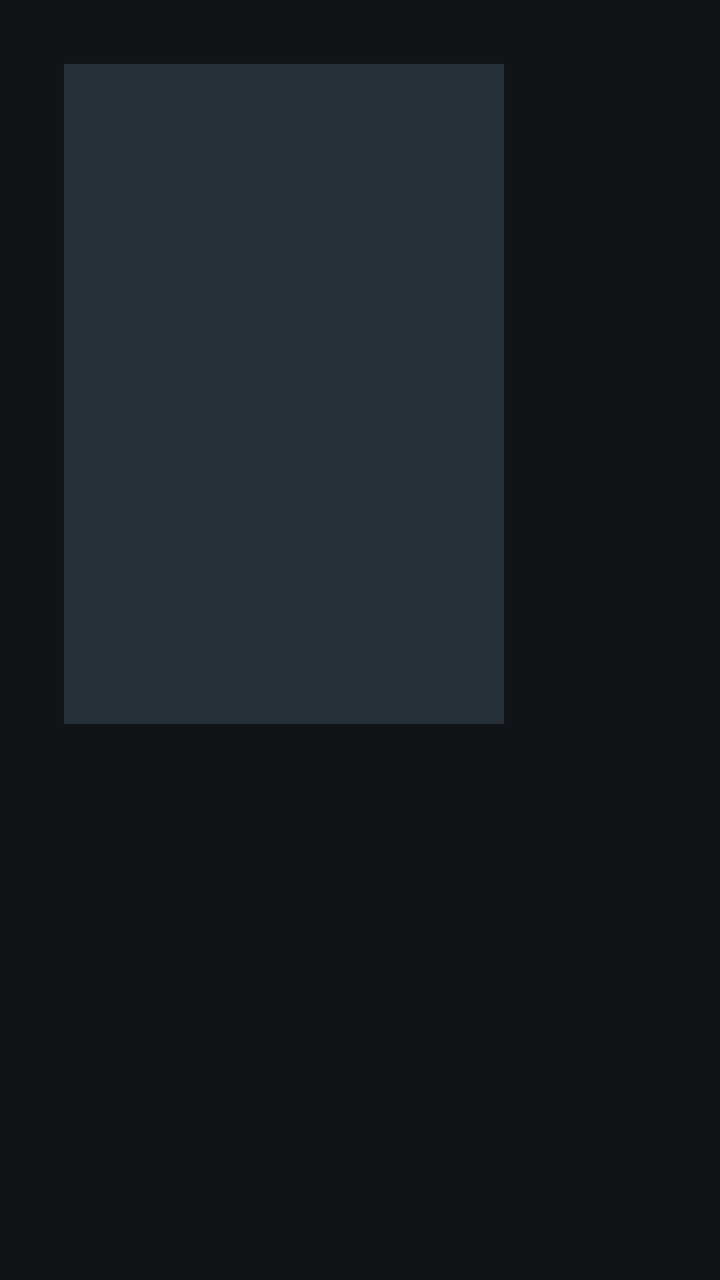
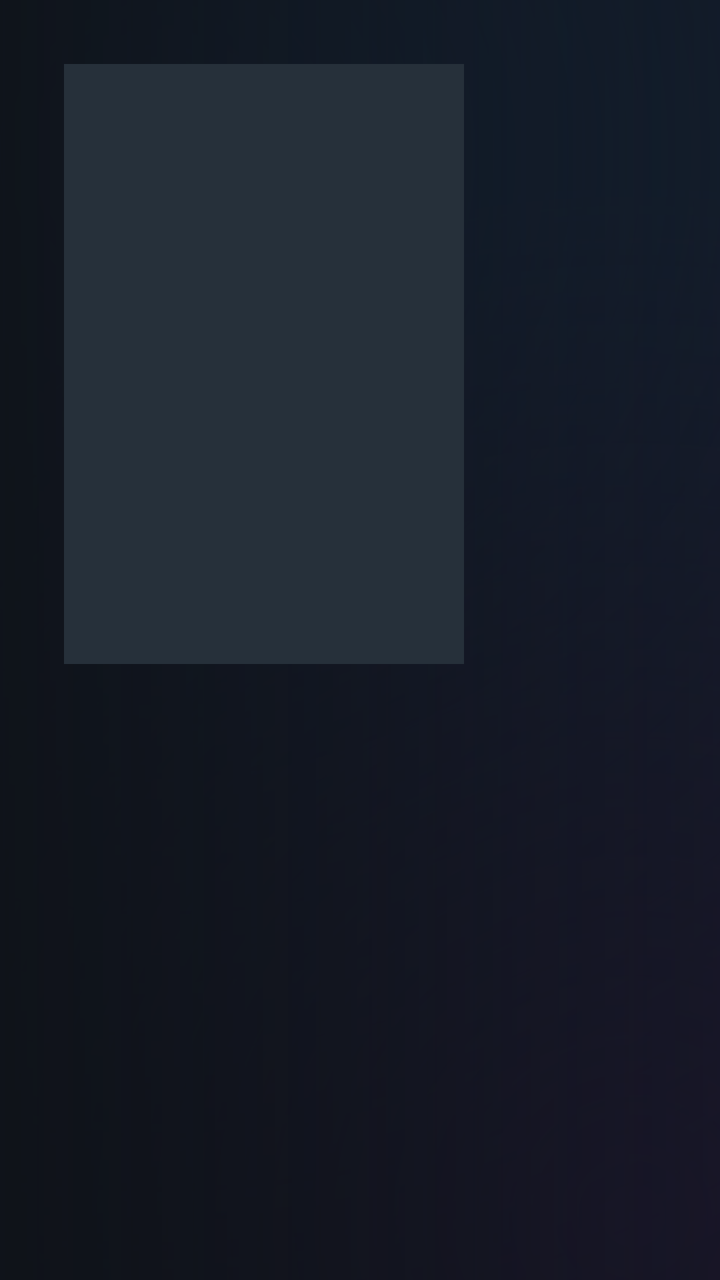

An Android layout rendered at two revisions. The XML below is the earlier revision; the diff shows what the commit changed to produce the second picture.
<!-- AndroidManifest.xml: application theme AppTheme -->
<!-- res/layout/activity_details.xml -->
<?xml version="1.0" encoding="utf-8"?>
<LinearLayout xmlns:android="http://schemas.android.com/apk/res/android"
    android:layout_width="match_parent"
    android:layout_height="match_parent"
    android:background="@color/bg"
    android:orientation="horizontal"
    android:padding="32dp">

    <ImageView
        android:id="@+id/poster"
        android:layout_width="220dp"
        android:layout_height="330dp"
        android:background="@drawable/placeholder"
        android:scaleType="centerCrop" />

    <LinearLayout
        android:layout_width="0dp"
        android:layout_height="match_parent"
        android:layout_marginLeft="32dp"
        android:layout_weight="1"
        android:orientation="vertical">

        <TextView
            android:id="@+id/title"
            android:layout_width="match_parent"
            android:layout_height="wrap_content"
            android:ellipsize="end"
            android:maxLines="2"
            android:textColor="@color/text"
            android:textSize="28sp"
            android:textStyle="bold" />

        <TextView
            android:id="@+id/meta"
            android:layout_width="match_parent"
            android:layout_height="wrap_content"
            android:layout_marginTop="6dp"
            android:textColor="@color/gold"
            android:textSize="15sp" />

        <TextView
            android:id="@+id/plot"
            android:layout_width="match_parent"
            android:layout_height="wrap_content"
            android:layout_marginTop="12dp"
            android:ellipsize="end"
            android:lineSpacingExtra="3dp"
            android:maxLines="6"
            android:textColor="@color/text_secondary"
            android:textSize="15sp" />

        <LinearLayout
            android:id="@+id/buttons"
            android:layout_width="wrap_content"
            android:layout_height="wrap_content"
            android:layout_marginTop="20dp"
            android:orientation="horizontal"
            android:visibility="gone">

            <Button
                android:id="@+id/play"
                style="@style/TvButton"
                android:text="Play" />

            <Button
                android:id="@+id/resume"
                style="@style/TvButton"
                android:layout_marginLeft="12dp"
                android:visibility="gone" />

            <Button
                android:id="@+id/trailer"
                style="@style/TvButton"
                android:layout_marginLeft="12dp"
                android:text="▶  Trailer"
                android:visibility="gone" />

            <Button
                android:id="@+id/favorite"
                style="@style/TvButton"
                android:layout_marginLeft="12dp" />
        </LinearLayout>

        <androidx.recyclerview.widget.RecyclerView
            android:id="@+id/seasons"
            android:layout_width="match_parent"
            android:layout_height="wrap_content"
            android:layout_marginTop="16dp"
            android:clipToPadding="false"
            android:padding="4dp"
            android:visibility="gone" />

        <androidx.recyclerview.widget.RecyclerView
            android:id="@+id/episodes"
            android:layout_width="match_parent"
            android:layout_height="0dp"
            android:layout_marginTop="8dp"
            android:layout_weight="1"
            android:clipToPadding="false"
            android:padding="4dp"
            android:visibility="gone" />

        <ProgressBar
            android:id="@+id/progress"
            android:layout_width="40dp"
            android:layout_height="40dp"
            android:layout_marginTop="24dp"
            android:visibility="gone" />

        <TextView
            android:id="@+id/message"
            android:layout_width="match_parent"
            android:layout_height="wrap_content"
            android:layout_marginTop="16dp"
            android:textColor="@color/error"
            android:textSize="15sp"
            android:visibility="gone" />
    </LinearLayout>
</LinearLayout>
<!-- resources referenced by this layout -->
<resources>
  <color name="gold">#FFFFC94D</color>
  <style name="TvButton">
          <item name="android:layout_width">wrap_content</item>
          <item name="android:layout_height">48dp</item>
          <item name="android:minWidth">140dp</item>
          <item name="android:paddingLeft">24dp</item>
          <item name="android:paddingRight">24dp</item>
          <item name="android:background">@drawable/bg_button</item>
          <item name="android:textColor">@color/text</item>
          <item name="android:textSize">16sp</item>
          <item name="android:textAllCaps">false</item>
          <item name="android:focusable">true</item>
          <item name="android:stateListAnimator">@null</item>
      </style>
  <!-- drawable bg_button (drawable) -->
  <?xml version="1.0" encoding="utf-8"?>
  <selector xmlns:android="http://schemas.android.com/apk/res/android">
      <item android:state_focused="true">
          <shape>
              <solid android:color="?attr/appAccent" />
              <stroke android:width="2dp" android:color="@color/text" />
              <corners android:radius="8dp" />
          </shape>
      </item>
      <item>
          <shape>
              <solid android:color="@color/surface" />
              <corners android:radius="8dp" />
          </shape>
      </item>
  </selector>
  <style name="TvDialog" parent="Theme.AppCompat.Dialog.Alert">
          <item name="colorAccent">?attr/appAccent</item>
          <item name="android:windowBackground">@drawable/bg_panel</item>
          <item name="buttonBarPositiveButtonStyle">@style/TvDialogButton</item>
          <item name="buttonBarNegativeButtonStyle">@style/TvDialogButton</item>
      </style>
  <!-- drawable bg_panel (drawable) -->
  <?xml version="1.0" encoding="utf-8"?>
  <shape xmlns:android="http://schemas.android.com/apk/res/android">
      <solid android:color="@color/overlay" />
      <corners android:radius="12dp" />
  </shape>
  <style name="TvDialogButton" parent="Widget.AppCompat.Button.ButtonBar.AlertDialog">
          <item name="android:background">@drawable/bg_button</item>
          <item name="android:textColor">@color/text</item>
          <item name="android:minWidth">120dp</item>
          <item name="android:textAllCaps">false</item>
      </style>
  <color name="overlay">#E6101418</color>
  <!-- unchanged entries left out for length: 7 -->
</resources>

<!-- the commit's change to res/layout/activity_details.xml (unified diff, before → after) -->
@@ -1,119 +1,162 @@
 <?xml version="1.0" encoding="utf-8"?>
-<LinearLayout xmlns:android="http://schemas.android.com/apk/res/android"
+<FrameLayout xmlns:android="http://schemas.android.com/apk/res/android"
     android:layout_width="match_parent"
     android:layout_height="match_parent"
-    android:background="@color/bg"
-    android:orientation="horizontal"
-    android:padding="32dp">
+    android:background="@drawable/bg_glow">
 
     <ImageView
-        android:id="@+id/poster"
-        android:layout_width="220dp"
-        android:layout_height="330dp"
-        android:background="@drawable/placeholder"
+        android:id="@+id/backdrop"
+        android:layout_width="match_parent"
+        android:layout_height="match_parent"
+        android:alpha="0.22"
+        android:importantForAccessibility="no"
         android:scaleType="centerCrop" />
 
+    <View
+        android:layout_width="match_parent"
+        android:layout_height="match_parent"
+        android:background="@drawable/shade_details" />
+
     <LinearLayout
-        android:layout_width="0dp"
+        android:layout_width="match_parent"
         android:layout_height="match_parent"
-        android:layout_marginLeft="32dp"
-        android:layout_weight="1"
-        android:orientation="vertical">
+        android:orientation="horizontal"
+        android:padding="32dp">
 
-        <TextView
-            android:id="@+id/title"
-            android:layout_width="match_parent"
-            android:layout_height="wrap_content"
-            android:ellipsize="end"
-            android:maxLines="2"
-            android:textColor="@color/text"
-            android:textSize="28sp"
-            android:textStyle="bold" />
-
-        <TextView
-            android:id="@+id/meta"
-            android:layout_width="match_parent"
-            android:layout_height="wrap_content"
-            android:layout_marginTop="6dp"
-            android:textColor="@color/gold"
-            android:textSize="15sp" />
-
-        <TextView
-            android:id="@+id/plot"
-            android:layout_width="match_parent"
-            android:layout_height="wrap_content"
-            android:layout_marginTop="12dp"
-            android:ellipsize="end"
-            android:lineSpacingExtra="3dp"
-            android:maxLines="6"
-            android:textColor="@color/text_secondary"
-            android:textSize="15sp" />
+        <ImageView
+            android:id="@+id/poster"
+            android:layout_width="200dp"
+            android:layout_height="300dp"
+            android:background="@drawable/placeholder"
+            android:scaleType="centerCrop" />
 
         <LinearLayout
-            android:id="@+id/buttons"
-            android:layout_width="wrap_content"
-            android:layout_height="wrap_content"
-            android:layout_marginTop="20dp"
-            android:orientation="horizontal"
+            android:id="@+id/info"
+            android:layout_width="0dp"
+            android:layout_height="match_parent"
+            android:layout_marginLeft="28dp"
+            android:layout_weight="1"
+            android:orientation="vertical">
+
+            <TextView
+                android:id="@+id/title"
+                android:layout_width="match_parent"
+                android:layout_height="wrap_content"
+                android:ellipsize="end"
+                android:maxLines="2"
+                android:textColor="@color/text"
+                android:textSize="30sp"
+                android:textStyle="bold" />
+
+            
+            <LinearLayout
+                android:id="@+id/meta"
+                android:layout_width="wrap_content"
+                android:layout_height="wrap_content"
+                android:layout_marginTop="10dp"
+                android:orientation="horizontal" />
+
+            <TextView
+                android:id="@+id/plot"
+                android:layout_width="match_parent"
+                android:layout_height="wrap_content"
+                android:layout_marginTop="14dp"
+                android:ellipsize="end"
+                android:lineSpacingExtra="3dp"
+                android:maxLines="6"
+                android:textColor="@color/text_secondary"
+                android:textSize="15sp" />
+
+            <LinearLayout
+                android:id="@+id/buttons"
+                android:layout_width="wrap_content"
+                android:layout_height="wrap_content"
+                android:layout_marginTop="20dp"
+                android:orientation="horizontal"
+                android:visibility="gone">
+
+                <Button
+                    android:id="@+id/play"
+                    style="@style/GlassButton"
+                    android:background="@drawable/bg_glass_button"
+                    android:layout_marginLeft="0dp"
+                    android:text="▶  Play" />
+
+                <Button
+                    android:id="@+id/resume"
+                    style="@style/GlassButton"
+                    android:background="@drawable/bg_glass_button"
+                    android:visibility="gone" />
+
+                <Button
+                    android:id="@+id/trailer"
+                    style="@style/GlassButton"
+                    android:text="Trailer"
+                    android:visibility="gone" />
+
+                <Button
+                    android:id="@+id/favorite"
+                    style="@style/GlassButton" />
+            </LinearLayout>
+
+            <TextView
+                android:id="@+id/credits"
+                android:layout_width="match_parent"
+                android:layout_height="wrap_content"
+                android:layout_marginTop="16dp"
+                android:ellipsize="end"
+                android:lineSpacingExtra="2dp"
+                android:maxLines="3"
+                android:textColor="@color/text_secondary"
+                android:textSize="13sp"
+                android:visibility="gone" />
+
+            <ProgressBar
+                android:id="@+id/progress"
+                android:layout_width="40dp"
+                android:layout_height="40dp"
+                android:layout_marginTop="24dp"
+                android:visibility="gone" />
+
+            <TextView
+                android:id="@+id/message"
+                android:layout_width="match_parent"
+                android:layout_height="wrap_content"
+                android:layout_marginTop="16dp"
+                android:textColor="@color/error"
+                android:textSize="15sp"
+                android:visibility="gone" />
+        </LinearLayout>
+
+        
+        <LinearLayout
+            android:id="@+id/episodes_card"
+            android:layout_width="0dp"
+            android:layout_height="match_parent"
+            android:layout_marginLeft="24dp"
+            android:layout_weight="1"
+            android:background="@drawable/bg_glass_dialog"
+            android:orientation="vertical"
+            android:padding="14dp"
             android:visibility="gone">
 
-            <Button
-                android:id="@+id/play"
-                style="@style/TvButton"
-                android:text="Play" />
-
-            <Button
-                android:id="@+id/resume"
-                style="@style/TvButton"
-                android:layout_marginLeft="12dp"
+            <androidx.recyclerview.widget.RecyclerView
+                android:id="@+id/seasons"
+                android:layout_width="match_parent"
+                android:layout_height="wrap_content"
+                android:clipToPadding="false"
+                android:paddingTop="2dp"
+                android:paddingBottom="8dp"
                 android:visibility="gone" />
 
-            <Button
-                android:id="@+id/trailer"
-                style="@style/TvButton"
-                android:layout_marginLeft="12dp"
-                android:text="▶  Trailer"
+            <androidx.recyclerview.widget.RecyclerView
+                android:id="@+id/episodes"
+                android:layout_width="match_parent"
+                android:layout_height="0dp"
+                android:layout_weight="1"
+                android:clipToPadding="false"
+                android:paddingTop="4dp"
                 android:visibility="gone" />
-
-            <Button
-                android:id="@+id/favorite"
-                style="@style/TvButton"
-                android:layout_marginLeft="12dp" />
         </LinearLayout>
-
-        <androidx.recyclerview.widget.RecyclerView
-            android:id="@+id/seasons"
-            android:layout_width="match_parent"
-            android:layout_height="wrap_content"
-            android:layout_marginTop="16dp"
-            android:clipToPadding="false"
-            android:padding="4dp"
-            android:visibility="gone" />
-
-        <androidx.recyclerview.widget.RecyclerView
-            android:id="@+id/episodes"
-            android:layout_width="match_parent"
-            android:layout_height="0dp"
-            android:layout_marginTop="8dp"
-            android:layout_weight="1"
-            android:clipToPadding="false"
-            android:padding="4dp"
-            android:visibility="gone" />
-
-        <ProgressBar
-            android:id="@+id/progress"
-            android:layout_width="40dp"
-            android:layout_height="40dp"
-            android:layout_marginTop="24dp"
-            android:visibility="gone" />
-
-        <TextView
-            android:id="@+id/message"
-            android:layout_width="match_parent"
-            android:layout_height="wrap_content"
-            android:layout_marginTop="16dp"
-            android:textColor="@color/error"
-            android:textSize="15sp"
-            android:visibility="gone" />
     </LinearLayout>
-</LinearLayout>
+</FrameLayout>
<!-- resource entries referenced after the edit -->
@@ -1,55 +1,115 @@
 <!-- resources referenced by this layout -->
 <resources>
-  <color name="gold">#FFFFC94D</color>
-  <style name="TvButton">
+  <!-- drawable bg_glass_button (drawable) -->
+  <?xml version="1.0" encoding="utf-8"?>
+  <selector xmlns:android="http://schemas.android.com/apk/res/android">
+      <item android:state_focused="true">
+          <shape>
+              <solid android:color="?attr/appAccent" />
+              <stroke android:width="3dp" android:color="@android:color/white" />
+              <corners android:radius="10dp" />
+          </shape>
+      </item>
+      <item>
+          <shape>
+              <solid android:color="?attr/appAccentCC" />
+              <corners android:radius="10dp" />
+          </shape>
+      </item>
+  </selector>
+  <!-- drawable bg_glass_dialog (drawable) -->
+  <?xml version="1.0" encoding="utf-8"?>
+  <shape xmlns:android="http://schemas.android.com/apk/res/android">
+      <solid android:color="#F21A2130" />
+      <stroke android:width="1dp" android:color="#33FFFFFF" />
+      <corners android:radius="22dp" />
+  </shape>
+  <!-- drawable bg_glow (drawable) -->
+  <?xml version="1.0" encoding="utf-8"?>
+  <layer-list xmlns:android="http://schemas.android.com/apk/res/android">
+      <item>
+          <shape>
+              <solid android:color="#FF0E1218" />
+          </shape>
+      </item>
+      <item>
+          <shape>
+              <gradient
+                  android:centerX="0.22"
+                  android:centerY="0.12"
+                  android:endColor="#000E1218"
+                  android:gradientRadius="620dp"
+                  android:startColor="?attr/appGlow"
+                  android:type="radial" />
+          </shape>
+      </item>
+      <item>
+          <shape>
+              <gradient
+                  android:centerX="0.88"
+                  android:centerY="0.95"
+                  android:endColor="#000E1218"
+                  android:gradientRadius="520dp"
+                  android:startColor="#B324193A"
+                  android:type="radial" />
+          </shape>
+      </item>
+  </layer-list>
+  <!-- drawable shade_details (drawable) -->
+  <?xml version="1.0" encoding="utf-8"?>
+  <shape xmlns:android="http://schemas.android.com/apk/res/android">
+      <gradient android:angle="0" android:startColor="#F00E1218" android:centerColor="#B30E1218" android:endColor="#660E1218" />
+  </shape>
+  <style name="GlassButton">
           <item name="android:layout_width">wrap_content</item>
-          <item name="android:layout_height">48dp</item>
-          <item name="android:minWidth">140dp</item>
+          <item name="android:layout_height">52dp</item>
+          <item name="android:layout_marginLeft">12dp</item>
+          <item name="android:minWidth">120dp</item>
           <item name="android:paddingLeft">24dp</item>
           <item name="android:paddingRight">24dp</item>
-          <item name="android:background">@drawable/bg_button</item>
+          <item name="android:background">@drawable/bg_glass_pill</item>
           <item name="android:textColor">@color/text</item>
           <item name="android:textSize">16sp</item>
           <item name="android:textAllCaps">false</item>
           <item name="android:focusable">true</item>
           <item name="android:stateListAnimator">@null</item>
       </style>
-  <!-- drawable bg_button (drawable) -->
+  <!-- drawable bg_glass_pill (drawable) -->
   <?xml version="1.0" encoding="utf-8"?>
   <selector xmlns:android="http://schemas.android.com/apk/res/android">
       <item android:state_focused="true">
           <shape>
-              <solid android:color="?attr/appAccent" />
-              <stroke android:width="2dp" android:color="@color/text" />
-              <corners android:radius="8dp" />
+              <solid android:color="?attr/appAccent80" />
+              <stroke android:width="2dp" android:color="@android:color/white" />
+              <corners android:radius="24dp" />
           </shape>
       </item>
       <item>
           <shape>
-              <solid android:color="@color/surface" />
-              <corners android:radius="8dp" />
+              <solid android:color="#12FFFFFF" />
+              <stroke android:width="1dp" android:color="#29FFFFFF" />
+              <corners android:radius="24dp" />
           </shape>
       </item>
   </selector>
   <style name="TvDialog" parent="Theme.AppCompat.Dialog.Alert">
           <item name="colorAccent">?attr/appAccent</item>
-          <item name="android:windowBackground">@drawable/bg_panel</item>
+          <item name="android:windowBackground">@drawable/bg_glass_dialog</item>
+          <item name="android:textColorPrimary">@color/text</item>
+          <item name="android:textColorSecondary">@color/text_secondary</item>
           <item name="buttonBarPositiveButtonStyle">@style/TvDialogButton</item>
           <item name="buttonBarNegativeButtonStyle">@style/TvDialogButton</item>
       </style>
-  <!-- drawable bg_panel (drawable) -->
-  <?xml version="1.0" encoding="utf-8"?>
-  <shape xmlns:android="http://schemas.android.com/apk/res/android">
-      <solid android:color="@color/overlay" />
-      <corners android:radius="12dp" />
-  </shape>
   <style name="TvDialogButton" parent="Widget.AppCompat.Button.ButtonBar.AlertDialog">
-          <item name="android:background">@drawable/bg_button</item>
+          <item name="android:background">@drawable/bg_glass_pill</item>
+          <item name="android:layout_marginLeft">8dp</item>
+          <item name="android:paddingLeft">22dp</item>
+          <item name="android:paddingRight">22dp</item>
+          <item name="android:stateListAnimator">@null</item>
           <item name="android:textColor">@color/text</item>
           <item name="android:minWidth">120dp</item>
           <item name="android:textAllCaps">false</item>
       </style>
-  <color name="overlay">#E6101418</color>
   <!-- unchanged entries left out for length: 7 -->
 </resources>
 
